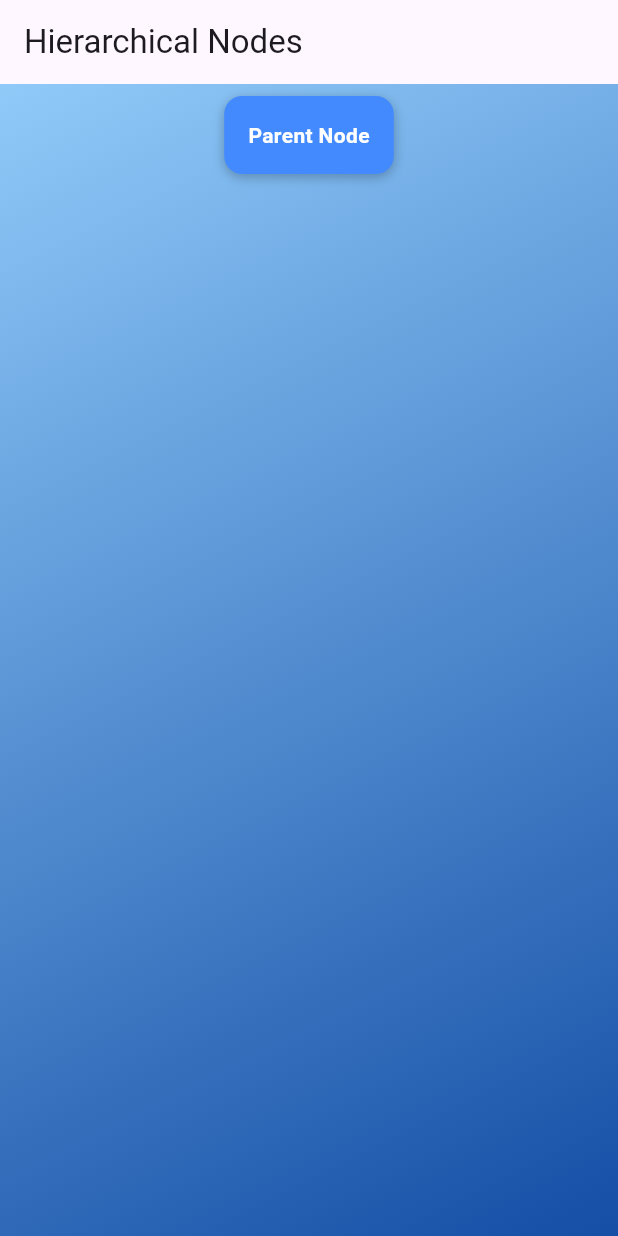
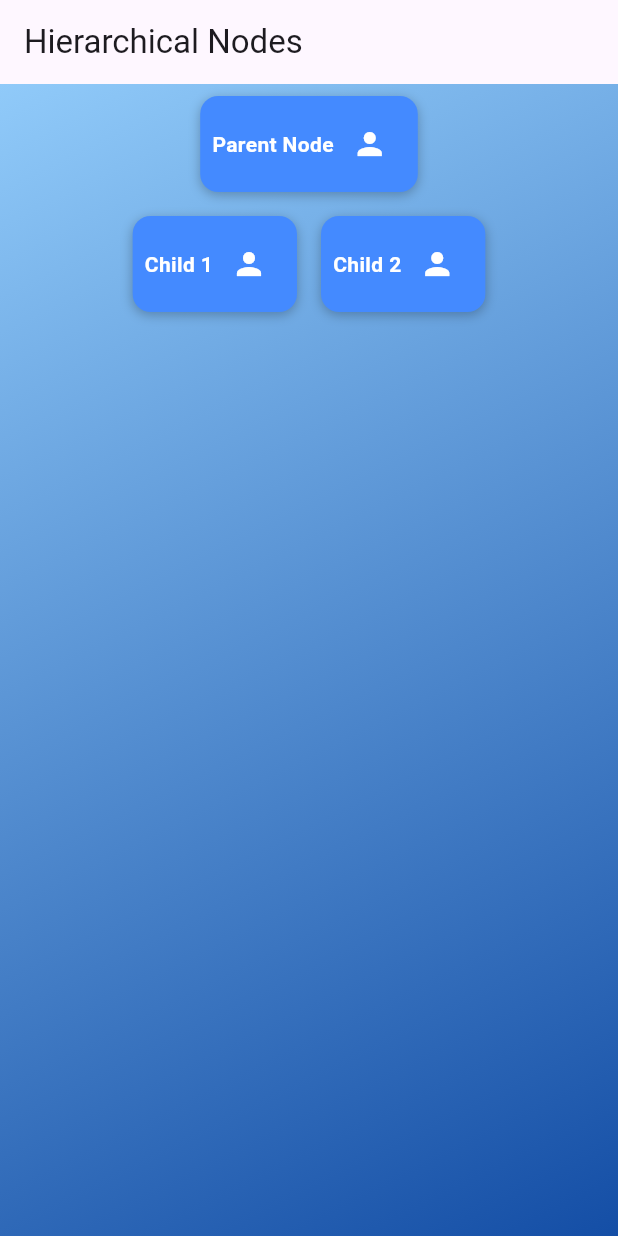
Before and after one commit to Ambikadulal/tree_sample, a Flutter app: the screen it shows after launch, on a phone screen of 412 x 824 dp. Run offline on Flutter 3.47's test engine with Material 3 defaults, Android fonts, the light colour scheme and no system bars.

Commit message:
fix: changes on design with child add feature

```diff
--- a/analysis_options.yaml
+++ b/analysis_options.yaml
@@ -7,6 +7,9 @@
 
 # The following line activates a set of recommended lints for Flutter apps,
 # packages, and plugins designed to encourage good coding practices.
+analyzer:
+  errors:
+    library_private_types_in_public_api: ignore
 include: package:flutter_lints/flutter.yaml
 
 linter:
--- a/lib/main.dart
+++ b/lib/main.dart
@@ -1,5 +1,3 @@
-// ignore_for_file: library_private_types_in_public_api
-
 import 'package:flutter/material.dart';
 
 void main() {
@@ -36,6 +34,35 @@ class _HierarchicalViewState extends State<HierarchicalView> {
 
   final GlobalKey _parentKey = GlobalKey();
   final Map<GlobalKey, Offset> _nodePositions = {};
+  final Map<NodeData, bool> _expandedNodes = {};
+
+  final NodeData _parentNode = NodeData(
+    key: GlobalKey(),
+    label: 'Parent Node',
+    children: [
+      NodeData(
+        key: GlobalKey(),
+        label: 'Child 1',
+      ),
+      NodeData(
+        key: GlobalKey(),
+        label: 'Child 2',
+      ),
+    ],
+  );
+
+  @override
+  void initState() {
+    super.initState();
+    _initializeExpandedNodes(_parentNode);
+  }
+
+  void _initializeExpandedNodes(NodeData node) {
+    _expandedNodes[node] = true;
+    for (var child in node.children) {
+      _initializeExpandedNodes(child);
+    }
+  }
 
   @override
   Widget build(BuildContext context) {
@@ -43,7 +70,10 @@ class _HierarchicalViewState extends State<HierarchicalView> {
       appBar: AppBar(
         title: const Text('Hierarchical Nodes'),
       ),
-      body: GestureDetector(
+      body: Column(
+        children: [
+          Expanded(
+            child: GestureDetector(
               onScaleStart: (ScaleStartDetails details) {
                 _previousScale = _scale;
                 _normalizedOffset = (_offset - details.focalPoint) / _scale;
@@ -59,8 +89,8 @@ class _HierarchicalViewState extends State<HierarchicalView> {
               },
               child: SingleChildScrollView(
                 child: Container(
-            height: MediaQuery.sizeOf(context).height,
-            width: MediaQuery.sizeOf(context).width,
+                  height: MediaQuery.of(context).size.height,
+                  width: MediaQuery.of(context).size.width,
                   decoration: BoxDecoration(
                     gradient: LinearGradient(
                       colors: [Colors.blue.shade200, Colors.blue.shade900],
@@ -72,68 +102,15 @@ class _HierarchicalViewState extends State<HierarchicalView> {
                     transform: Matrix4.identity()
                       ..translate(_offset.dx, _offset.dy)
                       ..scale(_scale),
-              child: CustomPaint(
-                painter: NodePainter(nodePositions: _nodePositions),
                     child: Column(
-                  mainAxisAlignment: MainAxisAlignment.spaceBetween,
-                  children: <Widget>[
+                      mainAxisAlignment: MainAxisAlignment.start,
+                      children: [
                         Node(
                           key: _parentKey,
-                      label: 'Parent Node',
+                          data: _parentNode,
                           nodePositions: _nodePositions,
-                      children: [
-                        Node(
-                          label: 'Child 1',
-                          nodePositions: _nodePositions,
-                          children: [
-                            Node(
-                              label: 'Child 1.1',
-                              nodePositions: _nodePositions,
-                              children: [
-                                Node(
-                                    label: "1.1.1",
-                                    nodePositions: _nodePositions),
-                                Node(
-                                    label: "1.1.1",
-                                    nodePositions: _nodePositions),
-                                Node(
-                                    label: "1.1.1",
-                                    nodePositions: _nodePositions),
-                              ],
-                            ),
-                            Node(
-                                label: 'Child 1.2',
-                                nodePositions: _nodePositions),
-                            Node(
-                                label: 'Child 1.2',
-                                nodePositions: _nodePositions),
-                          ],
-                        ),
-                        Node(
-                          label: 'Child 2',
-                          nodePositions: _nodePositions,
-                          children: [
-                            Node(
-                                label: 'Child 2.1',
-                                nodePositions: _nodePositions),
-                            Node(
-                                label: 'Child 2.1',
-                                nodePositions: _nodePositions),
-                          ],
-                        ),
-                        Node(
-                          label: 'Child 3',
-                          nodePositions: _nodePositions,
-                          children: [
-                            Node(
-                                label: 'Child 3.1',
-                                nodePositions: _nodePositions),
-                            Node(
-                                label: 'Child 3.1',
-                                nodePositions: _nodePositions),
-                          ],
-                        ),
-                      ],
+                          expandedNodes: _expandedNodes,
+                          onAddChild: _addChild,
                         ),
                       ],
                     ),
@@ -142,20 +119,52 @@ class _HierarchicalViewState extends State<HierarchicalView> {
               ),
             ),
           ),
+        ],
+      ),
     );
+  }
+
+  void _addChild(NodeData parentNode, String childLabel) {
+    setState(() {
+      final newNode = NodeData(
+        key: GlobalKey(),
+        label: childLabel,
+      );
+      parentNode.addChild(newNode);
+      _expandedNodes[newNode] = true; // Automatically expand new nodes
+    });
+  }
+}
+
+class NodeData {
+  final GlobalKey key;
+  final String label;
+  final List<NodeData> children;
+
+  NodeData({
+    required this.key,
+    required this.label,
+    List<NodeData>? children,
+  }) : children = children ?? [];
+
+  void addChild(NodeData child) {
+    children.add(child);
   }
 }
 
 class Node extends StatefulWidget {
-  final String label;
-  final List<Node>? children;
+  final NodeData data;
   final Map<GlobalKey, Offset> nodePositions;
+  final Map<NodeData, bool> expandedNodes;
+  final void Function(NodeData parentNode, String childLabel) onAddChild;
 
-  const Node(
-      {super.key,
-      required this.label,
-      this.children,
-      required this.nodePositions});
+  const Node({
+    super.key,
+    required this.data,
+    required this.nodePositions,
+    required this.expandedNodes,
+    required this.onAddChild,
+  });
 
   @override
   _NodeState createState() => _NodeState();
@@ -163,7 +172,7 @@ class Node extends StatefulWidget {
 
 class _NodeState extends State<Node> {
   bool _expanded = false;
-  final GlobalKey _key = GlobalKey();
+  late final GlobalKey _key;
 
   @override
   void didUpdateWidget(Node oldWidget) {
@@ -176,9 +185,11 @@ class _NodeState extends State<Node> {
   @override
   void initState() {
     super.initState();
+    _key = widget.data.key;
     WidgetsBinding.instance.addPostFrameCallback((_) {
       _updatePosition();
     });
+    _expanded = widget.expandedNodes[widget.data]!;
   }
 
   void _updatePosition() {
@@ -190,20 +201,60 @@ class _NodeState extends State<Node> {
     }
   }
 
+  void _showAddChildDialog() {
+    final TextEditingController childNameController = TextEditingController();
+
+    showDialog(
+      context: context,
+      builder: (context) {
+        return AlertDialog(
+          title: const Text('Add Child Node'),
+          content: TextField(
+            controller: childNameController,
+            decoration: const InputDecoration(
+              labelText: 'Child Name',
+            ),
+          ),
+          actions: [
+            TextButton(
+              onPressed: () {
+                Navigator.of(context).pop();
+              },
+              child: const Text('Cancel'),
+            ),
+            TextButton(
+              onPressed: () {
+                if (childNameController.text.isNotEmpty) {
+                  widget.onAddChild(
+                    widget.data,
+                    childNameController.text,
+                  );
+                  Navigator.of(context).pop();
+                }
+              },
+              child: const Text('Add'),
+            ),
+          ],
+        );
+      },
+    );
+  }
+
   @override
   Widget build(BuildContext context) {
     return Column(
-      mainAxisAlignment: MainAxisAlignment.spaceBetween,
+      mainAxisAlignment: MainAxisAlignment.start,
       children: [
         GestureDetector(
           onTap: () {
             setState(() {
               _expanded = !_expanded;
+              widget.expandedNodes[widget.data] = _expanded;
             });
           },
           child: Container(
-            key: _key,
-            padding: const EdgeInsets.all(16.0),
+            key: ObjectKey(UniqueKey()),
+            padding: const EdgeInsets.all(8.0),
             margin: const EdgeInsets.all(8.0),
             decoration: BoxDecoration(
               color: Colors.blueAccent,
@@ -221,28 +272,40 @@ class _NodeState extends State<Node> {
               mainAxisSize: MainAxisSize.min,
               children: [
                 Text(
-                  widget.label,
+                  widget.data.label,
                   style: const TextStyle(
                     color: Colors.white,
                     fontWeight: FontWeight.bold,
                   ),
                 ),
+                IconButton(
+                  icon: const Icon(Icons.person, color: Colors.white),
+                  onPressed: _showAddChildDialog,
+                ),
               ],
             ),
           ),
         ),
-        if (_expanded && widget.children != null)
+        if (_expanded && widget.data.children.isNotEmpty)
           Row(
             mainAxisAlignment: MainAxisAlignment.start,
             crossAxisAlignment: CrossAxisAlignment.start,
             mainAxisSize: MainAxisSize.min,
-            children: widget.children!.map((child) => child).toList(),
+            children: widget.data.children
+                .map((child) => Node(
+                      key: child.key,
+                      data: child,
+                      nodePositions: widget.nodePositions,
+                      expandedNodes: widget.expandedNodes,
+                      onAddChild: widget.onAddChild,
+                    ))
+                .toList(),
           ),
       ],
     );
   }
 }
-
+/// this class might be use in future for drawing the directed lines
 class NodePainter extends CustomPainter {
   final Map<GlobalKey, Offset> nodePositions;
 
@@ -263,8 +326,8 @@ class NodePainter extends CustomPainter {
       final nodeState = key.currentState as _NodeState?;
       if (nodeState != null &&
           nodeState._expanded &&
-          nodeState.widget.children != null) {
-        for (var child in nodeState.widget.children!) {
+          nodeState.widget.data.children.isNotEmpty) {
+        for (var child in nodeState.widget.data.children) {
           final childPosition = nodePositions[child.key];
           if (childPosition != null) {
             canvas.drawLine(
```
Lines whose indentation alone changed are shown as unchanged.
